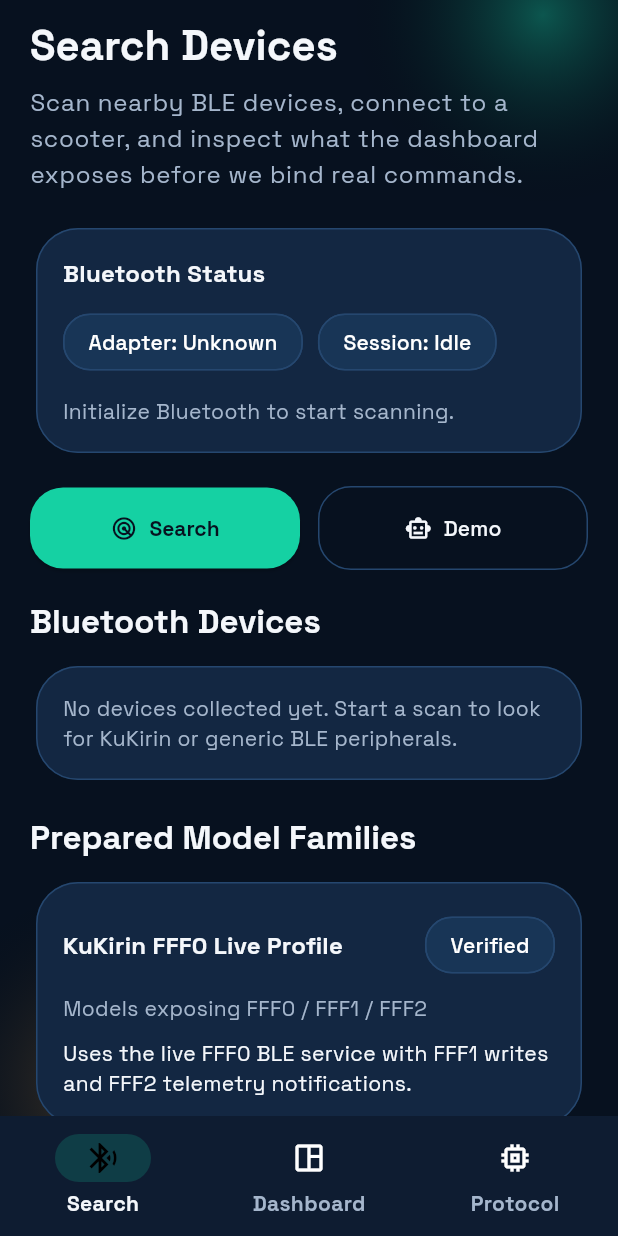
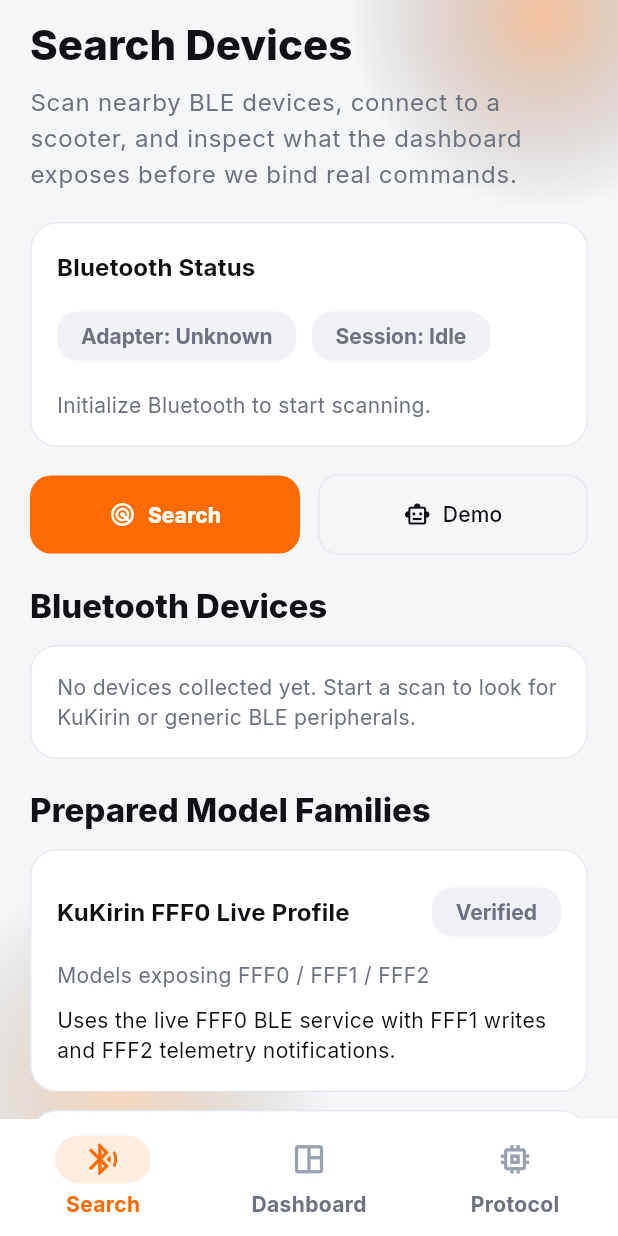
Before and after one commit to NikLaaaa/kukirin-control-ios, a Flutter app: the screen it shows after launch, on a phone screen of 412 x 824 dp. Run offline on Flutter 3.47's test engine with Material 3 defaults, Android fonts, the phone set to English and light mode, and no system bars; our stand-ins replace google_fonts; missing offline and left inert: flutter_reactive_ble; statements that could not run were skipped.

Commit message:
Update app_theme.dart

```diff
--- a/lib/src/theme/app_theme.dart
+++ b/lib/src/theme/app_theme.dart
@@ -2,32 +2,35 @@
 import 'package:google_fonts/google_fonts.dart';
 
 class AppPalette {
-  static const background = Color(0xFF07111F);
-  static const backgroundSoft = Color(0xFF0E1C31);
-  static const panel = Color(0xFF132742);
-  static const panelRaised = Color(0xFF183556);
-  static const accent = Color(0xFF15D1A3);
-  static const accentWarm = Color(0xFFFFB24D);
-  static const accentDanger = Color(0xFFFF6B6B);
-  static const textPrimary = Color(0xFFF4F7FB);
-  static const textSecondary = Color(0xFFA5B6CC);
-  static const stroke = Color(0xFF25476F);
+  static const background = Color(0xFFF5F6F8);
+  static const backgroundSoft = Color(0xFFFFFFFF);
+  static const panel = Color(0xFFFFFFFF);
+  static const panelRaised = Color(0xFFF0F2F5);
+  static const accent = Color(0xFFFF6B00);
+  static const accentWarm = Color(0xFFFF8A1F);
+  static const accentGreen = Color(0xFF22C55E);
+  static const accentDanger = Color(0xFFFF4D4F);
+  static const textPrimary = Color(0xFF101114);
+  static const textSecondary = Color(0xFF6C7280);
+  static const textTertiary = Color(0xFF9AA1AE);
+  static const stroke = Color(0xFFE6E9EF);
+  static const graphite = Color(0xFF1D1F24);
 }
 
 class AppTheme {
   static ThemeData get themeData {
     final base = ThemeData(
       useMaterial3: true,
-      brightness: Brightness.dark,
-      colorScheme: const ColorScheme.dark(
+      brightness: Brightness.light,
+      colorScheme: const ColorScheme.light(
         primary: AppPalette.accent,
-        secondary: AppPalette.accentWarm,
+        secondary: AppPalette.accentGreen,
         surface: AppPalette.panel,
         error: AppPalette.accentDanger,
       ),
     );
 
-    final textTheme = GoogleFonts.spaceGroteskTextTheme(base.textTheme).apply(
+    final textTheme = GoogleFonts.interTextTheme(base.textTheme).apply(
       bodyColor: AppPalette.textPrimary,
       displayColor: AppPalette.textPrimary,
     );
@@ -38,8 +41,11 @@
       cardTheme: CardThemeData(
         color: AppPalette.panel,
         elevation: 0,
+        margin: EdgeInsets.zero,
+        shadowColor: Colors.black.withValues(alpha: 0.06),
+        surfaceTintColor: Colors.transparent,
         shape: RoundedRectangleBorder(
-          borderRadius: BorderRadius.circular(28),
+          borderRadius: BorderRadius.circular(18),
           side: const BorderSide(color: AppPalette.stroke),
         ),
       ),
@@ -48,68 +54,106 @@
         elevation: 0,
         centerTitle: false,
         titleTextStyle: textTheme.titleLarge?.copyWith(
-          fontWeight: FontWeight.w700,
+          fontWeight: FontWeight.w800,
           color: AppPalette.textPrimary,
         ),
       ),
       navigationBarTheme: NavigationBarThemeData(
-        backgroundColor: AppPalette.backgroundSoft,
-        indicatorColor: AppPalette.accent.withValues(alpha: 0.18),
+        height: 78,
+        backgroundColor: AppPalette.panel.withValues(alpha: 0.96),
+        elevation: 0,
+        indicatorColor: AppPalette.accent.withValues(alpha: 0.12),
+        labelBehavior: NavigationDestinationLabelBehavior.alwaysShow,
+        iconTheme: WidgetStateProperty.resolveWith(
+          (states) => IconThemeData(
+            size: 25,
+            color: states.contains(WidgetState.selected)
+                ? AppPalette.accent
+                : AppPalette.textTertiary,
+          ),
+        ),
         labelTextStyle: WidgetStateProperty.resolveWith(
-          (states) => textTheme.labelMedium?.copyWith(
+          (states) => textTheme.labelSmall?.copyWith(
             fontWeight: FontWeight.w700,
             color: states.contains(WidgetState.selected)
-                ? AppPalette.textPrimary
+                ? AppPalette.accent
                 : AppPalette.textSecondary,
           ),
         ),
       ),
       chipTheme: base.chipTheme.copyWith(
         backgroundColor: AppPalette.panelRaised,
-        selectedColor: AppPalette.accent.withValues(alpha: 0.15),
-        shape: RoundedRectangleBorder(
-          borderRadius: BorderRadius.circular(18),
-          side: const BorderSide(color: AppPalette.stroke),
+        selectedColor: AppPalette.accent.withValues(alpha: 0.12),
+        labelStyle: textTheme.labelMedium?.copyWith(
+          color: AppPalette.textSecondary,
+          fontWeight: FontWeight.w700,
         ),
+        side: BorderSide.none,
+        shape: RoundedRectangleBorder(borderRadius: BorderRadius.circular(14)),
       ),
       inputDecorationTheme: InputDecorationTheme(
         filled: true,
         fillColor: AppPalette.panelRaised,
         border: OutlineInputBorder(
-          borderRadius: BorderRadius.circular(20),
+          borderRadius: BorderRadius.circular(16),
           borderSide: const BorderSide(color: AppPalette.stroke),
         ),
         enabledBorder: OutlineInputBorder(
-          borderRadius: BorderRadius.circular(20),
+          borderRadius: BorderRadius.circular(16),
           borderSide: const BorderSide(color: AppPalette.stroke),
         ),
         focusedBorder: OutlineInputBorder(
-          borderRadius: BorderRadius.circular(20),
+          borderRadius: BorderRadius.circular(16),
           borderSide: const BorderSide(color: AppPalette.accent),
         ),
       ),
       elevatedButtonTheme: ElevatedButtonThemeData(
         style: ElevatedButton.styleFrom(
           backgroundColor: AppPalette.accent,
-          foregroundColor: AppPalette.background,
+          foregroundColor: Colors.white,
+          disabledBackgroundColor: AppPalette.panelRaised,
+          disabledForegroundColor: AppPalette.textTertiary,
+          elevation: 0,
           textStyle: textTheme.labelLarge?.copyWith(
             fontWeight: FontWeight.w800,
           ),
-          padding: const EdgeInsets.symmetric(horizontal: 20, vertical: 18),
+          padding: const EdgeInsets.symmetric(horizontal: 20, vertical: 17),
           shape: RoundedRectangleBorder(
-            borderRadius: BorderRadius.circular(22),
+            borderRadius: BorderRadius.circular(14),
           ),
         ),
       ),
       outlinedButtonTheme: OutlinedButtonThemeData(
         style: OutlinedButton.styleFrom(
           foregroundColor: AppPalette.textPrimary,
+          disabledForegroundColor: AppPalette.textTertiary,
           side: const BorderSide(color: AppPalette.stroke),
-          padding: const EdgeInsets.symmetric(horizontal: 20, vertical: 18),
+          padding: const EdgeInsets.symmetric(horizontal: 20, vertical: 17),
           shape: RoundedRectangleBorder(
-            borderRadius: BorderRadius.circular(22),
+            borderRadius: BorderRadius.circular(14),
           ),
         ),
+      ),
+      filledButtonTheme: FilledButtonThemeData(
+        style: FilledButton.styleFrom(
+          backgroundColor: AppPalette.panelRaised,
+          foregroundColor: AppPalette.textPrimary,
+          disabledBackgroundColor: AppPalette.panelRaised,
+          disabledForegroundColor: AppPalette.textTertiary,
+          elevation: 0,
+          shape: RoundedRectangleBorder(
+            borderRadius: BorderRadius.circular(14),
+          ),
+        ),
+      ),
+      switchTheme: SwitchThemeData(
+        trackColor: WidgetStateProperty.resolveWith(
+          (states) => states.contains(WidgetState.selected)
+              ? AppPalette.accent
+              : const Color(0xFFDCE0E6),
+        ),
+        thumbColor: WidgetStateProperty.all(Colors.white),
+        trackOutlineColor: WidgetStateProperty.all(Colors.transparent),
       ),
       dividerTheme: const DividerThemeData(color: AppPalette.stroke),
     );
```
